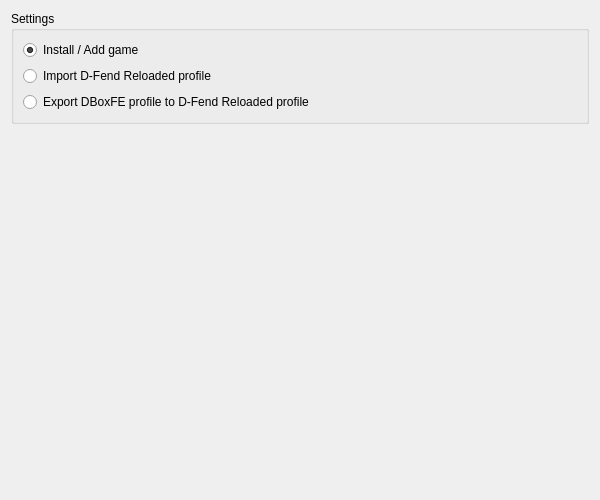
This is assistant/ui/settingpage.ui in LasDesu/DBoxFE as Qt 5 draws it before an edit. The edited form follows.
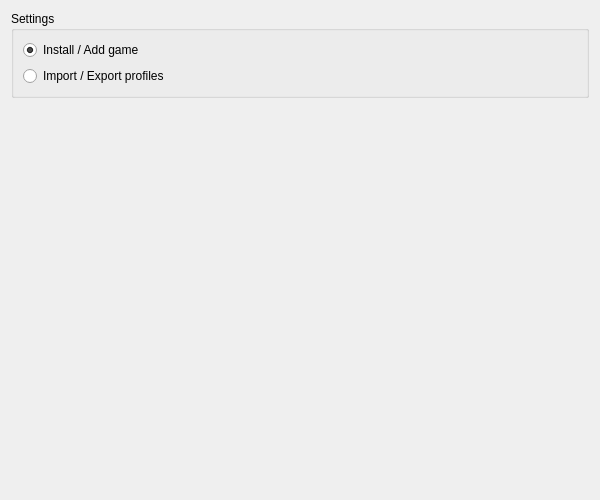
This is the edited form.

Commit message: * add import/export page * add setting page * update visual studio project file * update qt project files

Patch:
```diff
--- a/assistant/ui/settingpage.ui
+++ b/assistant/ui/settingpage.ui
@@ -44,14 +44,7 @@
       <item row="1" column="0" >
        <widget class="QRadioButton" name="rbtnImportDFendProfile" >
         <property name="text" >
-         <string>Import D-Fend Reloaded profile</string>
-        </property>
-       </widget>
-      </item>
-      <item row="2" column="0" >
-       <widget class="QRadioButton" name="rbtnExportDboxFeProfile" >
-        <property name="text" >
-         <string>Export DBoxFE profile to D-Fend Reloaded profile</string>
+         <string>Import / Export profiles</string>
         </property>
        </widget>
       </item>
```
Left out of the diff: 7 changed lines with no effect on the pictures. The commit also changes 9 other files.
